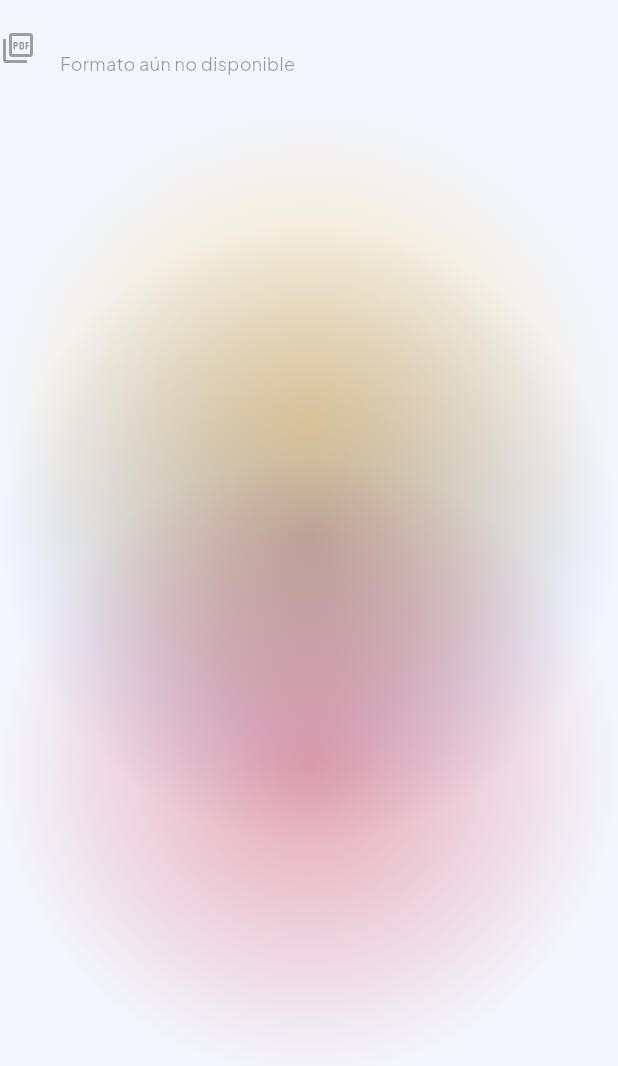
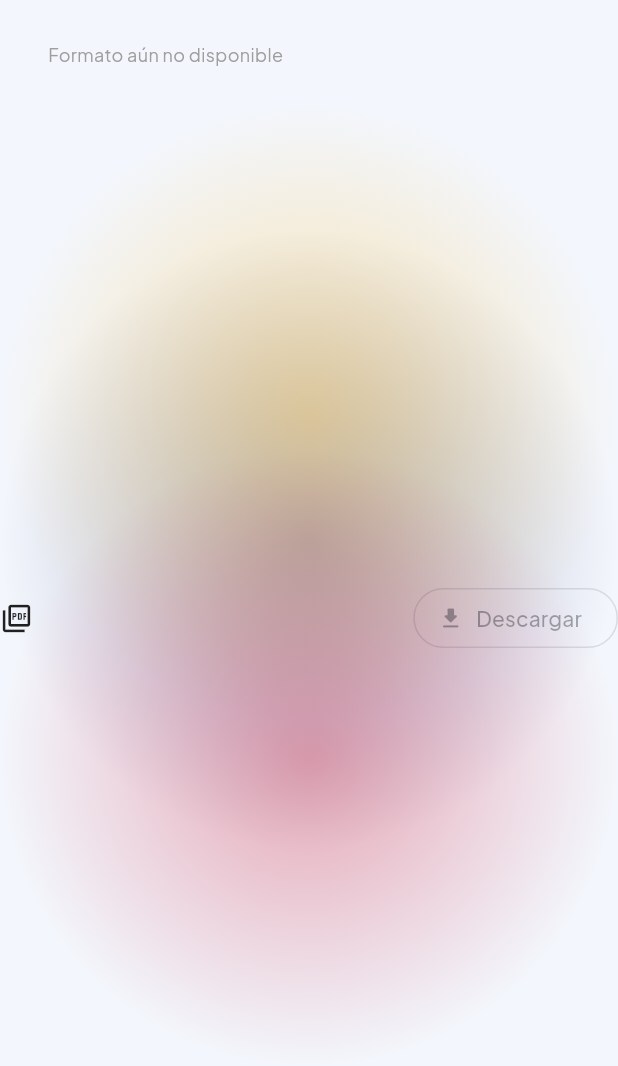
Before and after one commit to deniseandrade17r-afk/filacero, a Flutter app: the FormatoTile widget shown alone on an empty page, opened directly with empty values, on a phone screen of 412 x 824 dp. Shown: the top 1066 px of the screen. Run offline on Flutter 3.47's test engine with Material 3 defaults, Android fonts, the phone set to English and light mode, and no system bars; our stand-ins replace file_picker, google_fonts, material_ui, pdf, supabase_flutter; missing offline and left inert: dart:js_interop; accounts and stored records are empty; network calls fail.

Commit message:
formatos

```diff
--- a/lib/utils/formato_tile.dart
+++ /dev/null
@@ -1,59 +0,0 @@
-import 'package:material_ui/material_ui.dart';
-import 'package:url_launcher/url_launcher.dart';
-
-/// Fila de un formato PDF del trámite. Si tiene enlace, se puede tocar
-/// para abrirlo o descargarlo; si no, se muestra apagada.
-class FormatoTile extends StatelessWidget {
-  const FormatoTile({super.key, required this.nombre, this.url});
-
-  final String nombre;
-  final String? url;
-
-  bool get _hayEnlace => url != null && url!.trim().isNotEmpty;
-
-  /// Si el enlace es de Google Drive (.../file/d/ID/view), lo convierte en
-  /// enlace de descarga directa. Cualquier otro enlace se usa tal cual.
-  static String enlaceDeDescarga(String u) {
-    final m = RegExp(r'drive\.google\.com/file/d/([^/?#]+)').firstMatch(u);
-    if (m != null) {
-      return 'https://drive.google.com/uc?export=download&id=${m.group(1)}';
-    }
-    return u;
-  }
-
-  Future<void> _abrir(BuildContext context) async {
-    final uri = Uri.tryParse(enlaceDeDescarga(url!.trim()));
-    var ok = false;
-    if (uri != null) {
-      try {
-        ok = await launchUrl(uri, mode: LaunchMode.externalApplication);
-      } catch (_) {
-        ok = false;
-      }
-    }
-    if (!ok && context.mounted) {
-      ScaffoldMessenger.of(context).showSnackBar(
-        const SnackBar(content: Text('No se pudo abrir el formato.')),
-      );
-    }
-  }
-
-  @override
-  Widget build(BuildContext context) {
-    final color = Theme.of(context).colorScheme.primary;
-    return ListTile(
-      contentPadding: EdgeInsets.zero,
-      dense: true,
-      enabled: _hayEnlace,
-      leading: Icon(Icons.picture_as_pdf_outlined,
-          color: _hayEnlace ? color : Colors.grey),
-      title: Text(nombre),
-      subtitle: Text(
-        _hayEnlace ? 'Toca para descargar' : 'Formato aún no disponible',
-        style: const TextStyle(fontSize: 12),
-      ),
-      trailing: _hayEnlace ? Icon(Icons.download_rounded, color: color) : null,
-      onTap: _hayEnlace ? () => _abrir(context) : null,
-    );
-  }
-}
--- /dev/null
+++ b/lib/widgets/formato_tile.dart
@@ -0,0 +1,72 @@
+import 'package:material_ui/material_ui.dart';
+import 'package:url_launcher/url_launcher.dart';
+
+/// Formato PDF del trámite con botón "Descargar".
+/// Si no hay enlace, el botón aparece apagado.
+class FormatoTile extends StatelessWidget {
+  const FormatoTile({super.key, required this.nombre, this.url});
+
+  final String nombre;
+  final String? url;
+
+  bool get _hayEnlace => url != null && url!.trim().isNotEmpty;
+
+  /// Enlaces de Google Drive (.../file/d/ID/view) -> descarga directa.
+  static String enlaceDeDescarga(String u) {
+    final m = RegExp(r'drive\.google\.com/file/d/([^/?#]+)').firstMatch(u);
+    if (m != null) {
+      return 'https://drive.google.com/uc?export=download&id=${m.group(1)}';
+    }
+    return u;
+  }
+
+  Future<void> _abrir(BuildContext context) async {
+    final messenger = ScaffoldMessenger.of(context);
+    final uri = Uri.tryParse(enlaceDeDescarga(url!.trim()));
+    var ok = false;
+    if (uri != null) {
+      try {
+        ok = await launchUrl(uri, mode: LaunchMode.externalApplication);
+      } catch (_) {
+        ok = false;
+      }
+    }
+    if (!ok) {
+      messenger.showSnackBar(
+        const SnackBar(content: Text('No se pudo abrir el formato.')),
+      );
+    }
+  }
+
+  @override
+  Widget build(BuildContext context) {
+    return Padding(
+      padding: const EdgeInsets.symmetric(vertical: 6),
+      child: Row(
+        children: [
+          const Icon(Icons.picture_as_pdf_outlined, size: 22),
+          const SizedBox(width: 10),
+          Expanded(
+            child: Column(
+              crossAxisAlignment: CrossAxisAlignment.start,
+              children: [
+                SelectableText(nombre),
+                if (!_hayEnlace)
+                  const Text(
+                    'Formato aún no disponible',
+                    style: TextStyle(fontSize: 12, color: Colors.grey),
+                  ),
+              ],
+            ),
+          ),
+          const SizedBox(width: 8),
+          OutlinedButton.icon(
+            onPressed: _hayEnlace ? () => _abrir(context) : null,
+            icon: const Icon(Icons.download_rounded, size: 18),
+            label: const Text('Descargar'),
+          ),
+        ],
+      ),
+    );
+  }
+}
```
Also changed, not shown: lib/pages/solicitar_tramite_page.dart (+8 -3 lines), pubspec.yaml (+2 -71 lines).
